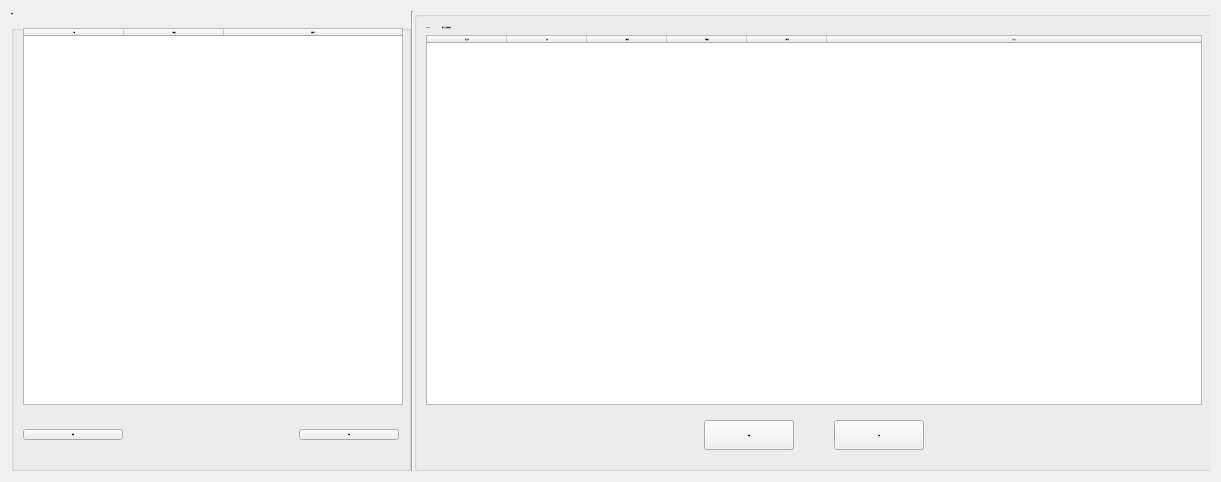
Above: src/AdbClient/StageManagerSetting/LayerCostSetting.ui from roger0816/Adb before the change. Below: the same form after it.
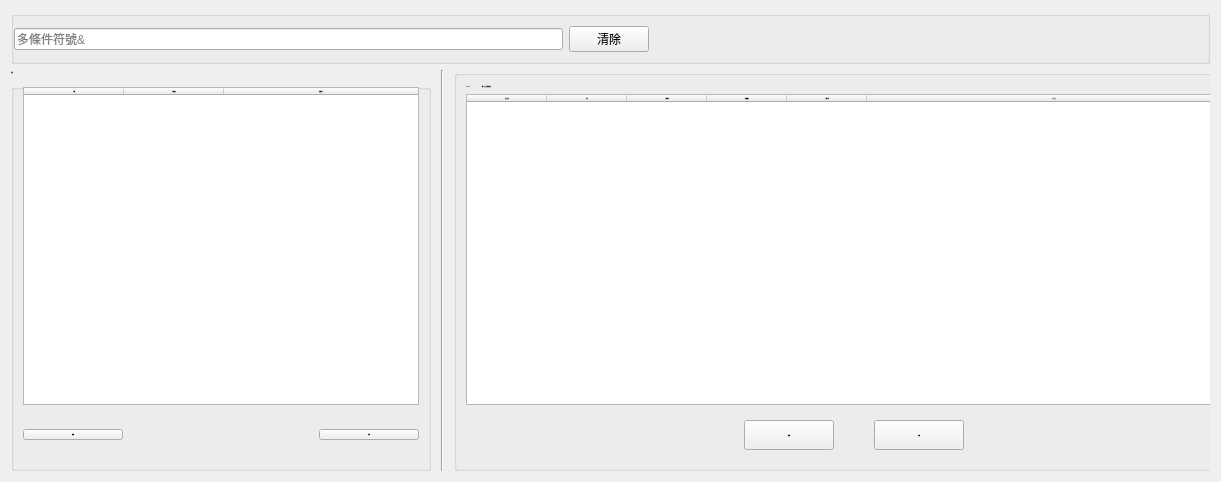
That is the form after the change.

Diff of the .ui file:
```diff
--- a/src/AdbClient/StageManagerSetting/LayerCostSetting.ui
+++ b/src/AdbClient/StageManagerSetting/LayerCostSetting.ui
@@ -14,7 +14,7 @@
    <string>Form</string>
   </property>
   <layout class="QGridLayout" name="gridLayout">
-   <item row="0" column="0">
+   <item row="1" column="0">
     <widget class="QWidget" name="wBg" native="true">
      <property name="minimumSize">
       <size>
@@ -45,7 +45,10 @@
       <property name="bottomMargin">
        <number>0</number>
       </property>
-      <property name="spacing">
+      <property name="horizontalSpacing">
+       <number>10</number>
+      </property>
+      <property name="verticalSpacing">
        <number>0</number>
       </property>
       <item row="0" column="0">
@@ -58,7 +61,7 @@
         </property>
         <property name="minimumSize">
          <size>
-          <width>400</width>
+          <width>420</width>
           <height>0</height>
          </size>
         </property>
@@ -154,7 +157,7 @@
          <item row="0" column="0">
           <widget class="QTableWidget" name="tbGame">
            <property name="sizePolicy">
-            <sizepolicy hsizetype="Fixed" vsizetype="Expanding">
+            <sizepolicy hsizetype="Minimum" vsizetype="Expanding">
              <horstretch>0</horstretch>
              <verstretch>0</verstretch>
             </sizepolicy>
@@ -169,7 +172,7 @@
             <enum>Qt::StrongFocus</enum>
            </property>
            <property name="editTriggers">
-            <set>QAbstractItemView::NoEditTriggers</set>
+            <set>QAbstractItemView::DoubleClicked</set>
            </property>
            <property name="selectionMode">
             <enum>QAbstractItemView::SingleSelection</enum>
@@ -443,6 +446,42 @@
      </layout>
     </widget>
    </item>
+   <item row="0" column="0">
+    <widget class="QGroupBox" name="groupBox_3">
+     <layout class="QHBoxLayout" name="horizontalLayout_2">
+      <property name="leftMargin">
+       <number>0</number>
+      </property>
+      <item>
+       <widget class="QLineEdit" name="txSearch">
+        <property name="placeholderText">
+         <string>多條件符號&amp;</string>
+        </property>
+       </widget>
+      </item>
+      <item>
+       <widget class="QPushButton" name="btnClear">
+        <property name="text">
+         <string>清除</string>
+        </property>
+       </widget>
+      </item>
+      <item>
+       <spacer name="horizontalSpacer_4">
+        <property name="orientation">
+         <enum>Qt::Horizontal</enum>
+        </property>
+        <property name="sizeHint" stdset="0">
+         <size>
+          <width>40</width>
+          <height>20</height>
+         </size>
+        </property>
+       </spacer>
+      </item>
+     </layout>
+    </widget>
+   </item>
   </layout>
  </widget>
  <resources/>
```
